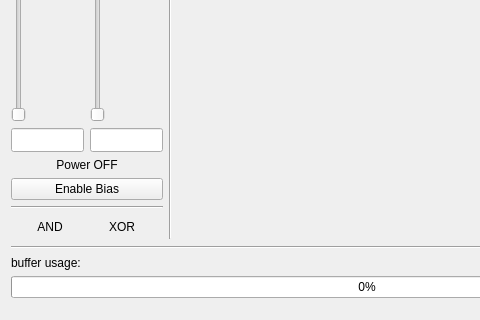
Before: the Qt Designer form myon_detector_gui/src/mainwindow.ui in MuonPi/muondetector, drawn with Qt 5; both pictures show x 0 to 480 and y 254 to 574 of the 734 by 574 pixel window.
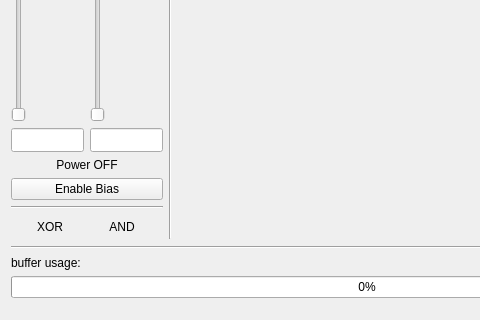
After: the same form once the commit is applied.

What changed in the file:
```diff
--- a/myon_detector_gui/src/mainwindow.ui
+++ b/myon_detector_gui/src/mainwindow.ui
@@ -318,7 +318,7 @@
              </size>
             </property>
             <property name="text">
-             <string>AND</string>
+             <string>XOR</string>
             </property>
             <property name="alignment">
              <set>Qt::AlignCenter</set>
@@ -340,7 +340,7 @@
              </size>
             </property>
             <property name="text">
-             <string>XOR</string>
+             <string>AND</string>
             </property>
             <property name="alignment">
              <set>Qt::AlignCenter</set>
```
